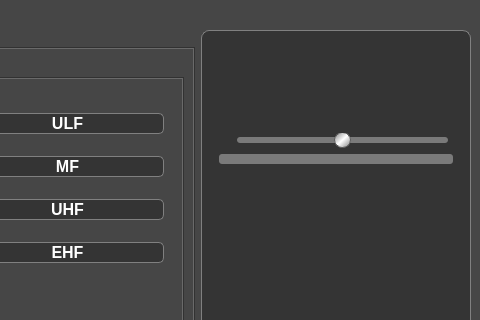
vbrizgamnk/Artemis, file main_window.ui: the form before one commit; both pictures show x 726 to 1206 and y 0 to 320 of the 1206 by 638 pixel window.
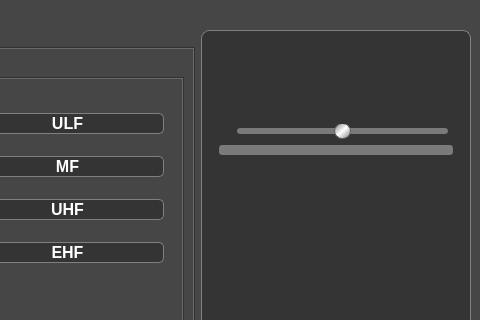
The form after the commit. Icons and pictures are not drawn. Custom widgets are drawn as their Qt base class.

Commit message: Rounder volume-handle for higher resolutions

```diff
--- a/main_window.ui
+++ b/main_window.ui
@@ -2769,7 +2769,7 @@
        <item>
         <widget class="QWidget" name="audio_widget" native="true">
          <property name="sizePolicy">
-          <sizepolicy hsizetype="Preferred" vsizetype="Preferred">
+          <sizepolicy hsizetype="Preferred" vsizetype="Fixed">
            <horstretch>0</horstretch>
            <verstretch>0</verstretch>
           </sizepolicy>
```
The commit also changes 1 other file.
